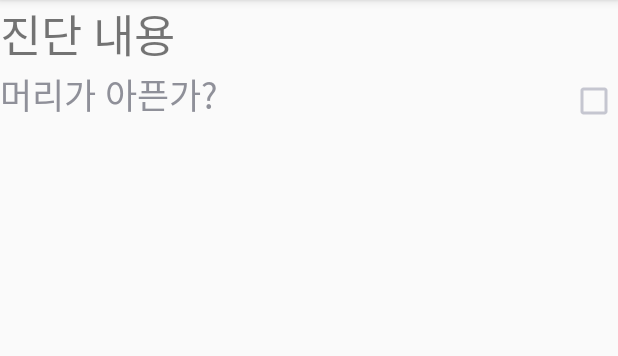
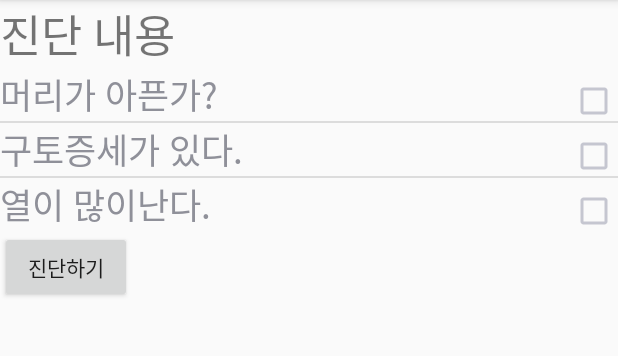
Before and after one commit to seunghyukshin/FirstAidKit, an Android app: the DiagnosisActivity screen opened directly, with no data from a screen before it, on a phone screen of 412 x 824 dp, the part 84-440 px from its top. Run offline under Robolectric (Android 15) with nearby library versions, the phone set to English and light mode, and no system bars.

Commit message:
add Diagnosis complete state

```diff
--- a/app/src/main/AndroidManifest.xml
+++ b/app/src/main/AndroidManifest.xml
@@ -18,7 +18,11 @@
         </activity>
         <activity android:name=".FirstAidListActivity" />
         <activity android:name=".DiagnosisActivity" />
-        <activity android:name=".FirstAidListItem"></activity>
+        <activity android:name=".DiagnosisState" />
+        <activity android:name=".FirstAidListItem" >
+
+
+        </activity>
     </application>
 
 </manifest>
--- a/app/src/main/java/com/example/seunghyukshin/firstaidkit/DiagnosisActivity.java
+++ b/app/src/main/java/com/example/seunghyukshin/firstaidkit/DiagnosisActivity.java
@@ -1,11 +1,12 @@
 package com.example.seunghyukshin.firstaidkit;
 
+import android.content.Intent;
 import android.support.v7.app.AppCompatActivity;
 import android.os.Bundle;
 import android.view.View;
 import android.view.ViewGroup;
 import android.widget.BaseAdapter;
-import android.widget.CheckBox;
+import android.widget.Button;
 import android.widget.ListView;
 
 import java.util.ArrayList;
@@ -13,17 +14,31 @@
 public class DiagnosisActivity extends AppCompatActivity {
     ListView listView;
     DiagnosisAdapter adapter;
+    Button button_complete;
 
 
     @Override
     protected void onCreate(Bundle savedInstanceState) {
         super.onCreate(savedInstanceState);
         setContentView(R.layout.activity_diagnosis);
+
+        button_complete = (Button) findViewById(R.id.button_complete);
         listView = (ListView) findViewById(R.id.list_view);
         adapter = new DiagnosisAdapter();
 
         adapter.addItem(new DiagnosisContent("머리가 아픈가?",false));
+        adapter.addItem(new DiagnosisContent("구토증세가 있다.",false));
+        adapter.addItem(new DiagnosisContent("열이 많이난다.",false));
+
         listView.setAdapter(adapter);
+
+        button_complete.setOnClickListener(new View.OnClickListener(){
+        @Override
+        public void onClick(View view) {
+            Intent intent = new Intent(DiagnosisActivity.this, DiagnosisState.class);
+            startActivity(intent);
+        }
+        });
     }
     class DiagnosisAdapter extends BaseAdapter {
         ArrayList<DiagnosisContent> items = new ArrayList<DiagnosisContent>();
--- a/app/src/main/java/com/example/seunghyukshin/firstaidkit/FirstAidListItem.java
+++ b/app/src/main/java/com/example/seunghyukshin/firstaidkit/FirstAidListItem.java
@@ -6,7 +6,11 @@
 public class FirstAidListItem {
 
     String name;
+    public FirstAidListItem(){
+
+    }
     //String contents;
+
     public FirstAidListItem(String name){
         this.name = name;
     }
--- a/app/src/main/res/layout/activity_diagnosis.xml
+++ b/app/src/main/res/layout/activity_diagnosis.xml
@@ -31,5 +31,10 @@
             android:id="@+id/list_view">
         </ListView>
     </LinearLayout>
+    <Button
+        android:layout_width="wrap_content"
+        android:layout_height="wrap_content"
+        android:id="@+id/button_complete"
+        android:text="진단하기"/>
 
 </LinearLayout>
--- a/app/src/main/res/layout/diagnosis_content.xml
+++ b/app/src/main/res/layout/diagnosis_content.xml
@@ -3,6 +3,7 @@
     android:layout_width="match_parent"
     android:layout_height="match_parent"
     xmlns:tools="http://schemas.android.com/tools"
+    xmlns:app="http://schemas.android.com/apk/res-auto"
     tools:context="com.example.seunghyukshin.firstaidkit.DiagnosisContent">
     <LinearLayout
         android:layout_width="wrap_content"
```
Also changed, not shown: app/src/main/java/com/example/seunghyukshin/firstaidkit/DiagnosisState.java (added, +13 -0 lines), app/src/main/res/layout/state_diagnosis.xml (added, +21 -0 lines), 1 other file.
